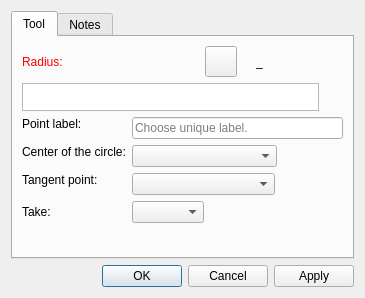
The window that src/libs/vtools/dialogs/tools/dialogpointfromcircleandtangent.ui (equinox-patterns/Ostara) describes before a commit, drawn with Qt 5.
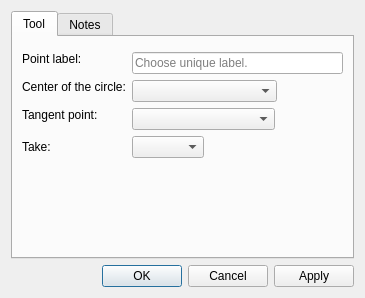
The same window after the commit. Icons and pictures are not drawn. Custom widgets are drawn as their Qt base class.

What changed in the file:
```diff
--- a/src/libs/vtools/dialogs/tools/dialogpointfromcircleandtangent.ui
+++ b/src/libs/vtools/dialogs/tools/dialogpointfromcircleandtangent.ui
@@ -29,184 +29,7 @@
       </attribute>
       <layout class="QVBoxLayout" name="verticalLayout">
        <item>
-        <layout class="QHBoxLayout" name="horizontalLayout_2">
-         <item alignment="Qt::AlignLeft">
-          <widget class="QLabel" name="labelEditRadius">
-           <property name="sizePolicy">
-            <sizepolicy hsizetype="Fixed" vsizetype="Preferred">
-             <horstretch>0</horstretch>
-             <verstretch>0</verstretch>
-            </sizepolicy>
-           </property>
-           <property name="palette">
-            <palette>
-             <active>
-              <colorrole role="WindowText">
-               <brush brushstyle="SolidPattern">
-                <color alpha="255">
-                 <red>255</red>
-                 <green>0</green>
-                 <blue>0</blue>
-                </color>
-               </brush>
-              </colorrole>
-             </active>
-             <inactive>
-              <colorrole role="WindowText">
-               <brush brushstyle="SolidPattern">
-                <color alpha="255">
-                 <red>255</red>
-                 <green>0</green>
-                 <blue>0</blue>
-                </color>
-               </brush>
-              </colorrole>
-             </inactive>
-             <disabled>
-              <colorrole role="WindowText">
-               <brush brushstyle="SolidPattern">
-                <color alpha="255">
-                 <red>159</red>
-                 <green>158</green>
-                 <blue>158</blue>
-                </color>
-               </brush>
-              </colorrole>
-             </disabled>
-            </palette>
-           </property>
-           <property name="text">
-            <string>Radius:</string>
-           </property>
-          </widget>
-         </item>
-         <item>
-          <spacer name="horizontalSpacer_2">
-           <property name="orientation">
-            <enum>Qt::Horizontal</enum>
-           </property>
-           <property name="sizeHint" stdset="0">
-            <size>
-             <width>40</width>
-             <height>20</height>
-            </size>
-           </property>
-          </spacer>
-         </item>
-         <item alignment="Qt::AlignRight">
-          <widget class="QToolButton" name="toolButtonExprRadius">
-           <property name="toolTip">
-            <string>Formula wizard</string>
-           </property>
-           <property name="text">
-            <string notr="true"></string>
-           </property>
-           <property name="icon">
-            <iconset resource="../../../vmisc/share/resources/icon.qrc">
-             <normaloff>:/icon/light/24x24/fx.png</normaloff>:/icon/light/24x24/fx.png</iconset>
-           </property>
-           <property name="iconSize">
-            <size>
-             <width>24</width>
-             <height>24</height>
-            </size>
-           </property>
-          </widget>
-         </item>
-         <item alignment="Qt::AlignRight">
-          <widget class="QLabel" name="label_3">
-           <property name="text">
-            <string/>
-           </property>
-           <property name="pixmap">
-            <pixmap resource="../../../vmisc/share/resources/icon.qrc">:/icon/light/24x24/equal.png</pixmap>
-           </property>
-          </widget>
-         </item>
-         <item alignment="Qt::AlignRight">
-          <widget class="QLabel" name="labelResultCircleRadius">
-           <property name="sizePolicy">
-            <sizepolicy hsizetype="Fixed" vsizetype="Preferred">
-             <horstretch>0</horstretch>
-             <verstretch>0</verstretch>
-            </sizepolicy>
-           </property>
-           <property name="minimumSize">
-            <size>
-             <width>87</width>
-             <height>0</height>
-            </size>
-           </property>
-           <property name="toolTip">
-            <string>Value</string>
-           </property>
-           <property name="text">
-            <string notr="true">_</string>
-           </property>
-          </widget>
-         </item>
-        </layout>
-       </item>
-       <item>
-        <layout class="QHBoxLayout" name="horizontalLayout_7">
-         <item>
-          <widget class="VPlainTextEdit" name="plainTextEditRadius">
-           <property name="sizePolicy">
-            <sizepolicy hsizetype="Expanding" vsizetype="Preferred">
-             <horstretch>0</horstretch>
-             <verstretch>0</verstretch>
-            </sizepolicy>
-           </property>
-           <property name="maximumSize">
-            <size>
-             <width>16777215</width>
-             <height>28</height>
-            </size>
-           </property>
-           <property name="toolTip">
-            <string>Calculation</string>
-           </property>
-           <property name="tabChangesFocus">
-            <bool>true</bool>
-           </property>
-          </widget>
-         </item>
-         <item>
-          <widget class="QPushButton" name="pushButtonGrowRadius">
-           <property name="maximumSize">
-            <size>
-             <width>18</width>
-             <height>18</height>
-            </size>
-           </property>
-           <property name="sizeIncrement">
-            <size>
-             <width>0</width>
-             <height>0</height>
-            </size>
-           </property>
-           <property name="toolTip">
-            <string>&lt;html&gt;&lt;head/&gt;&lt;body&gt;&lt;p&gt;Show full calculation in message box&lt;/p&gt;&lt;/body&gt;&lt;/html&gt;</string>
-           </property>
-           <property name="text">
-            <string notr="true"/>
-           </property>
-           <property name="icon">
-            <iconset theme="go-down">
-             <normaloff>.</normaloff>.</iconset>
-           </property>
-           <property name="iconSize">
-            <size>
-             <width>16</width>
-             <height>16</height>
-            </size>
-           </property>
-           <property name="flat">
-            <bool>true</bool>
-           </property>
-          </widget>
-         </item>
-        </layout>
+        <widget class="QWidget" name="formulaPlaceholder" native="true"/>
        </item>
        <item>
         <layout class="QFormLayout" name="formLayout">
@@ -345,13 +168,7 @@
    </item>
   </layout>
  </widget>
- <customwidgets>
-  <customwidget>
-   <class>VPlainTextEdit</class>
-   <extends>QPlainTextEdit</extends>
-   <header>../vwidgets/vplaintextedit.h</header>
-  </customwidget>
- </customwidgets>
+ <customwidgets/>
  <resources>
   <include location="../../../vmisc/share/resources/icon.qrc"/>
  </resources>
```
